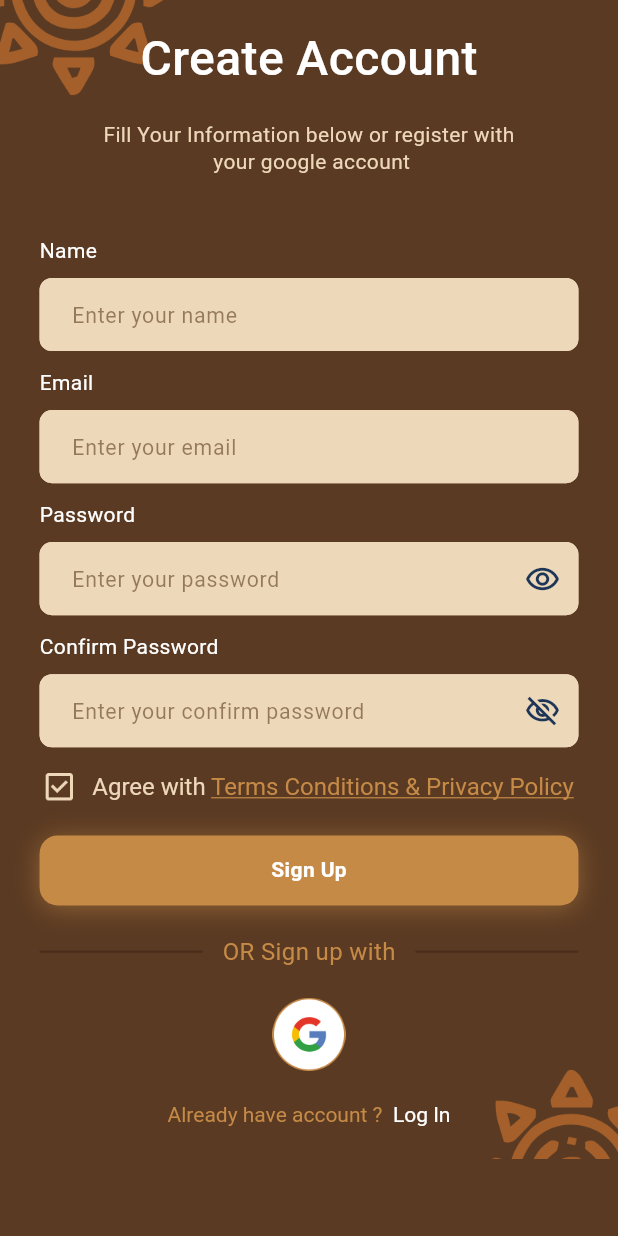
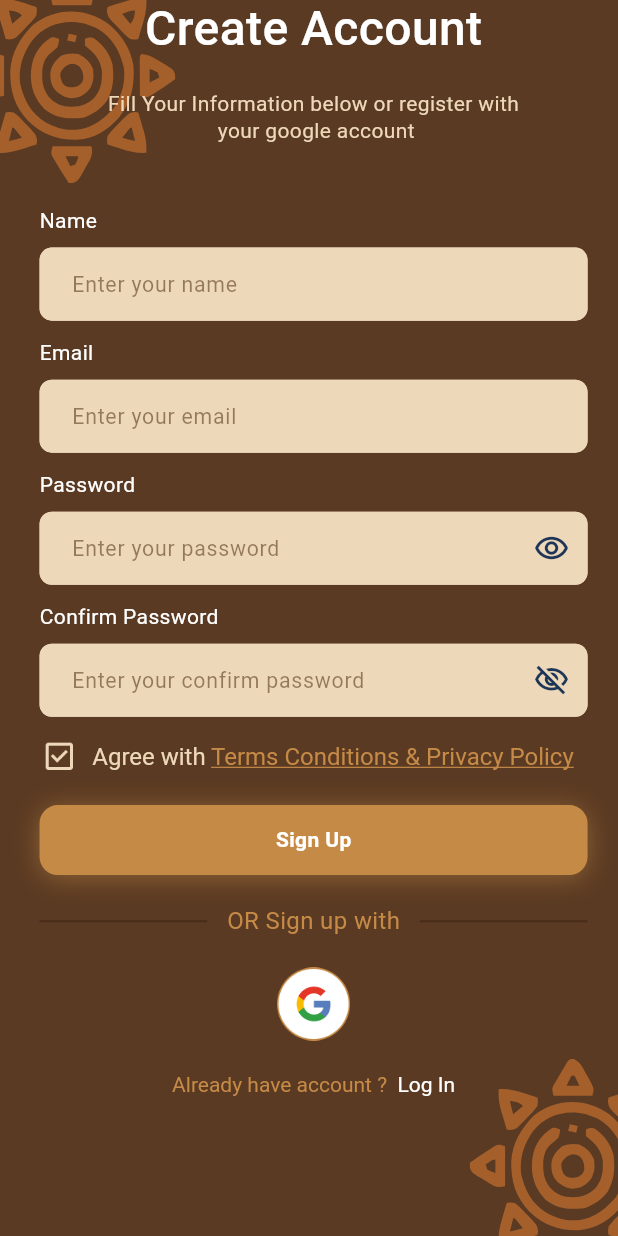
Before and after one commit to Hasanuzzamanabir/Zenzi, a Flutter app: the SignupView screen opened by its route, on a phone screen of 412 x 824 dp. Run offline on Flutter 3.47's test engine with Material 3 defaults, Android fonts, the phone set to English and light mode, and no system bars; our stand-ins replace audioplayers, fl_chart, flutter_screenutil, flutter_svg, get, get_storage and 2 more; accounts and stored records are empty; Roboto replaces fonts that are missing (Acme, Poppins).

Commit message:
image fix scroll login and register page

```diff
--- a/lib/modules/auth/view/acoount_cogratulations_Page.dart
+++ b/lib/modules/auth/view/acoount_cogratulations_Page.dart
@@ -5,7 +5,6 @@ import 'package:zenzi/core/theme/app_colors.dart';
 import 'package:zenzi/core/theme/app_text_style.dart';
 import 'package:zenzi/core/widgets/app_button.dart';
 import 'package:zenzi/core/widgets/themed_scaffold.dart';
-import 'package:zenzi/modules/preference/view/preference_page.dart';
 
 class AcoountCogratulationsPage extends StatelessWidget {
   const AcoountCogratulationsPage({super.key});
--- a/lib/modules/auth/view/signup_view.dart
+++ b/lib/modules/auth/view/signup_view.dart
@@ -1,6 +1,7 @@
 import 'package:flutter/gestures.dart';
 import 'package:flutter/material.dart';
 import 'package:flutter_screenutil/flutter_screenutil.dart';
+import 'package:flutter_svg/svg.dart';
 import 'package:get/get_core/src/get_main.dart';
 import 'package:get/get_navigation/src/extension_navigation.dart';
 import 'package:zenzi/core/theme/app_colors.dart';
@@ -18,18 +19,26 @@ class SignupView extends StatelessWidget {
   @override
   Widget build(BuildContext context) {
     return Scaffold(
+      resizeToAvoidBottomInset: false,
       body: Stack(
         children: [
-          Positioned.fill(
-            child: Image(
-              image: AssetImage('assets/image/auth/createaccount.png'),
-              fit: BoxFit.cover,
-            ),
+          Align(
+            alignment: Alignment.topLeft,
+            child: SvgPicture.asset('assets/image/auth/logIconThree.svg'),
+          ),
+
+          Align(
+            alignment: Alignment.bottomRight,
+            child: SvgPicture.asset('assets/image/auth/logIconFour.svg'),
           ),
           SafeArea(
             child: SingleChildScrollView(
               child: Padding(
-                padding: EdgeInsets.symmetric(horizontal: 24.w, vertical: 20.h),
+                padding: EdgeInsets.only(
+                  left: 24.w,
+                  right: 20.h,
+                  bottom: MediaQuery.of(context).viewInsets.bottom + 60.h,
+                ),
                 child: Column(
                   children: [
                     Text(
--- a/lib/modules/favourite/view/favourite_page_view.dart
+++ b/lib/modules/favourite/view/favourite_page_view.dart
@@ -5,7 +5,6 @@ import 'package:get/get_instance/src/extension_instance.dart';
 import 'package:zenzi/core/theme/app_colors.dart';
 import 'package:zenzi/core/theme/app_text_style.dart';
 import 'package:zenzi/core/widgets/themed_scaffold.dart';
-import 'package:zenzi/modules/favourite/controller/favourite_tab_bar_widget_controller.dart';
 import 'package:zenzi/modules/favourite/widgets/favourite_tab_bar_widget.dart';
 import 'package:zenzi/modules/favourite/widgets/favourite_tab_bar_widget_view.dart';
 import 'package:zenzi/modules/music/controller/audio_player_controller.dart';
@@ -18,7 +17,7 @@ class FavouritePageView extends StatelessWidget {
   Widget build(BuildContext context) {
     Get.put(MusicController());
     Get.put(AudioPlayerController());
-    final controller = Get.put(FavouriteTabBarWidgetController());
+    //final controller = Get.put(FavouriteTabBarWidgetController());
 
     return ThemedScaffold(
       body: Padding(
--- a/lib/modules/journal/view/journal_view.dart
+++ b/lib/modules/journal/view/journal_view.dart
@@ -1,11 +1,8 @@
 import 'package:flutter/material.dart';
 import 'package:flutter_screenutil/flutter_screenutil.dart';
-import 'package:get/get_core/src/get_main.dart';
-import 'package:get/get_instance/src/extension_instance.dart';
 import 'package:zenzi/core/theme/app_colors.dart';
 import 'package:zenzi/core/theme/app_text_style.dart';
 import 'package:zenzi/core/widgets/themed_scaffold.dart';
-import 'package:zenzi/modules/journal/controller/journal_tab_bar_widget_controller.dart';
 import 'package:zenzi/modules/journal/widgets/journal_tab_bar_widget.dart';
 import 'package:zenzi/modules/journal/widgets/journal_tab_bar_widget_view.dart';
 
@@ -14,7 +11,7 @@ class JournalView extends StatelessWidget {
 
   @override
   Widget build(BuildContext context) {
-    final controller = Get.put(JournalTabBarWidgetController());
+    // final controller = Get.put(JournalTabBarWidgetController());
 
     return ThemedScaffold(
       body: Padding(
--- a/lib/modules/journal/widgets/journal_tab_bar_widget.dart
+++ b/lib/modules/journal/widgets/journal_tab_bar_widget.dart
@@ -9,7 +9,8 @@ class JournaTabBarWidget extends StatelessWidget {
 
   @override
   Widget build(BuildContext context) {
-    final controller = Get.find<JournalTabBarWidgetController>();
+    // final controller = Get.find<JournalTabBarWidgetController>();
+    final controller = Get.put(JournalTabBarWidgetController());
 
     return Obx(() {
       return Container(
--- a/lib/modules/journal/widgets/note_card.dart
+++ b/lib/modules/journal/widgets/note_card.dart
@@ -1,7 +1,6 @@
 import 'package:flutter/material.dart';
 import 'package:flutter_screenutil/flutter_screenutil.dart';
 import 'package:zenzi/core/theme/app_colors.dart';
-import 'package:zenzi/core/theme/app_text_style.dart';
 
 class NoteCard extends StatelessWidget {
   const NoteCard({
@@ -36,7 +35,7 @@ class NoteCard extends StatelessWidget {
           Text(
             'Date: $date',
             style: TextStyle(
-              color: Colors.white.withOpacity(0.7),
+              color: Colors.white.withValues(alpha: 0.7),
               fontSize: 16.sp,
               fontWeight: FontWeight.w500,
             ),
--- a/lib/modules/music/view/music_section.dart/sleep.dart
+++ b/lib/modules/music/view/music_section.dart/sleep.dart
@@ -1,10 +1,6 @@
 import 'package:flutter/material.dart';
-import 'package:flutter_screenutil/flutter_screenutil.dart';
-import 'package:get/get.dart';
 import 'package:zenzi/core/theme/app_colors.dart';
 import 'package:zenzi/core/theme/app_text_style.dart';
-import 'package:zenzi/modules/music/controller/music_controller.dart';
-import 'package:zenzi/modules/music/widget/musicCardWidget.dart';
 
 class SleepTab extends StatelessWidget {
   const SleepTab({super.key});
--- a/lib/modules/music/widget/music_tab_bar_widget_view.dart
+++ b/lib/modules/music/widget/music_tab_bar_widget_view.dart
@@ -1,5 +1,3 @@
-import 'dart:io';
-
 import 'package:flutter/material.dart';
 import 'package:get/get.dart';
 import 'package:zenzi/modules/music/controller/music_tab_bar_widget_controller.dart';
--- a/lib/modules/notification/view/notification_view.dart
+++ b/lib/modules/notification/view/notification_view.dart
@@ -4,7 +4,6 @@ import 'package:flutter/material.dart';
 import 'package:flutter_screenutil/flutter_screenutil.dart';
 import 'package:get/get.dart';
 import 'package:zenzi/core/theme/app_colors.dart';
-import 'package:zenzi/core/theme/app_text_style.dart';
 import 'package:zenzi/core/widgets/themed_scaffold.dart';
 import 'package:zenzi/modules/notification/controller/notificatioin_tab_bar_widget_controller.dart';
 import 'package:zenzi/modules/notification/widgets/notification_tab_bar_widget.dart';
--- a/lib/modules/notification/widgets/notification_tab_bar_widget_view.dart
+++ b/lib/modules/notification/widgets/notification_tab_bar_widget_view.dart
@@ -1,6 +1,5 @@
 import 'package:flutter/material.dart';
 import 'package:get/get.dart';
-import 'package:zenzi/modules/music/view/music_section.dart/my_fav.dart';
 import 'package:zenzi/modules/notification/controller/notificatioin_tab_bar_widget_controller.dart';
 import 'package:zenzi/modules/notification/view/all.dart';
 import 'package:zenzi/modules/notification/view/reminders.dart';
--- a/lib/modules/preference/view/third_page.dart
+++ b/lib/modules/preference/view/third_page.dart
@@ -124,9 +124,7 @@ class ThirdPage extends StatelessWidget {
                     shrinkWrap: true,
                     itemBuilder: (context, index) {
                       return Obx(() {
-                        final isSelected = controller.selectedIndexes.contains(
-                          index,
-                        );
+                        controller.selectedIndexes.contains(index);
 
                         return GestureDetector(
                           onTap: () => controller.toggleSelection(index),
--- a/lib/modules/setting/view/account_setting.dart
+++ b/lib/modules/setting/view/account_setting.dart
@@ -4,7 +4,6 @@ import 'package:flutter/material.dart';
 import 'package:flutter_screenutil/flutter_screenutil.dart';
 import 'package:get/get.dart';
 import 'package:zenzi/core/theme/app_colors.dart';
-import 'package:zenzi/core/theme/app_text_style.dart';
 import 'package:zenzi/core/widgets/themed_scaffold.dart';
 
 class AccountSetting extends StatelessWidget {
--- a/lib/modules/statistics_and_achivement/view/statistic_and_achivement_view.dart
+++ b/lib/modules/statistics_and_achivement/view/statistic_and_achivement_view.dart
@@ -1,11 +1,9 @@
 import 'package:flutter/material.dart';
 import 'package:flutter_screenutil/flutter_screenutil.dart';
 import 'package:get/get_core/src/get_main.dart';
-import 'package:get/get_instance/src/extension_instance.dart';
 import 'package:get/get_navigation/src/extension_navigation.dart';
 import 'package:zenzi/core/theme/app_colors.dart';
 import 'package:zenzi/core/theme/app_text_style.dart';
-import 'package:zenzi/modules/statistics_and_achivement/controller/statistic_and_achivement_tab_bar_widget_controller.dart';
 import 'package:zenzi/modules/statistics_and_achivement/widget/statistic_and_achiveme_widget_view.dart';
 import 'package:zenzi/modules/statistics_and_achivement/widget/statistic_and_achivement_widget.dart';
 
@@ -14,7 +12,7 @@ class StatisticAndAchivementView extends StatelessWidget {
 
   @override
   Widget build(BuildContext context) {
-    final controller = Get.put(StatisticAndAchivementTabBarWidgetController());
+    // final controller = Get.put(StatisticAndAchivementTabBarWidgetController());
     final int currentHour = DateTime.now().hour;
     final bool isDay = currentHour >= 6 && currentHour < 18;
 
```
Also changed, not shown: lib/modules/auth/view/log_in_view.dart (+15 -10 lines), lib/modules/just breathe/view/just_breathe_view.dart (+12 -7 lines), lib/modules/subscription/view/premium_subscription.dart (+31 -30 lines), assets/image/auth/logIconFour.svg (added), assets/image/auth/logIconOne.svg (added), assets/image/auth/logIconThree.svg (added), assets/image/auth/logIconTwo.svg (added), pubspec.lock.
